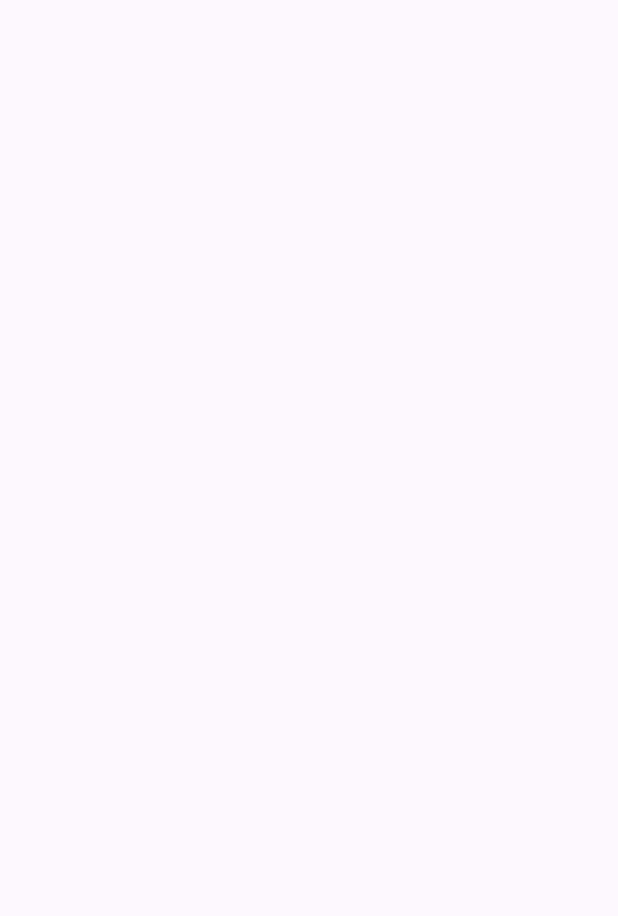
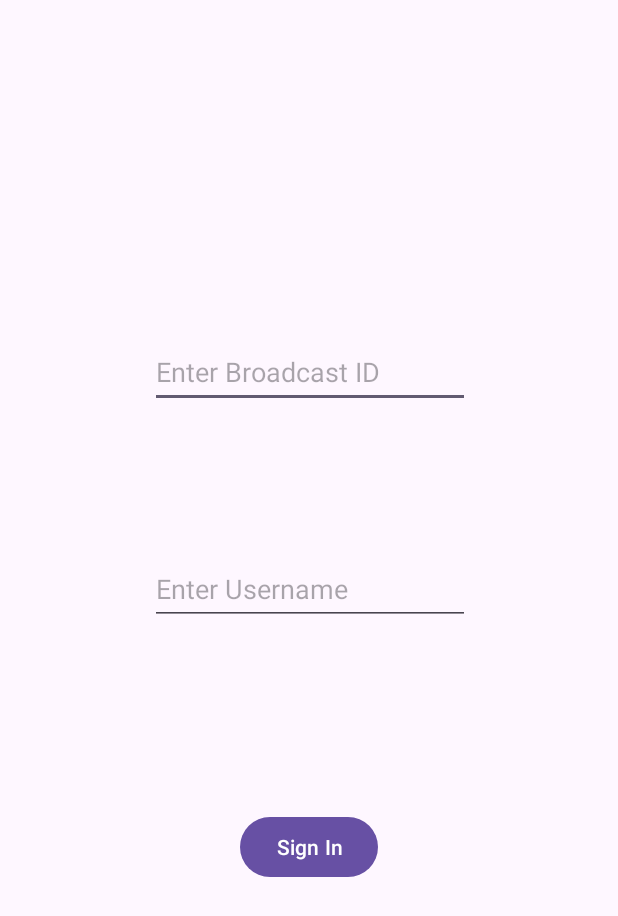
Before and after one commit to NaChIkEt-pen/ChatApp-Kotlin, an Android app: the screen it shows after launch (MainActivity), on a phone screen of 412 x 824 dp. Before the commit the part shown is empty. Shown: the top 916 px of the screen. Run offline under Robolectric (Android 15) with nearby library versions, the phone set to English and light mode, and no system bars.

Commit message:
Created Home Page Layout

```diff
--- a/app/build.gradle.kts
+++ b/app/build.gradle.kts
@@ -44,4 +44,6 @@ dependencies {
     testImplementation("junit:junit:4.13.2")
     androidTestImplementation("androidx.test.ext:junit:1.1.5")
     androidTestImplementation("androidx.test.espresso:espresso-core:3.5.1")
+    implementation("com.squareup.retrofit2:retrofit:2.9.0")
+    implementation("com.squareup.retrofit2:converter-gson:2.9.0")
 }
--- a/app/src/main/AndroidManifest.xml
+++ b/app/src/main/AndroidManifest.xml
@@ -1,7 +1,7 @@
 <?xml version="1.0" encoding="utf-8"?>
 <manifest xmlns:android="http://schemas.android.com/apk/res/android"
     xmlns:tools="http://schemas.android.com/tools">
-
+    <uses-permission android:name="android.permission.INTERNET"/>
     <application
         android:allowBackup="true"
         android:dataExtractionRules="@xml/data_extraction_rules"
--- a/app/src/main/res/layout/activity_main.xml
+++ b/app/src/main/res/layout/activity_main.xml
@@ -4,15 +4,57 @@
     xmlns:tools="http://schemas.android.com/tools"
     android:layout_width="match_parent"
     android:layout_height="match_parent"
-    tools:context=".MainActivity">
+    tools:context=".MainActivity"
+    tools:layout_editor_absoluteX="110dp">
 
-    <TextView
-        android:layout_width="33dp"
-        android:layout_height="13dp"
-        android:text=" Hello World!"
+    <EditText
+        android:id="@+id/BroadIdInp"
+        android:layout_width="wrap_content"
+        android:layout_height="wrap_content"
+        android:layout_marginLeft="@dimen/InputMargin"
+        android:layout_marginRight="@dimen/InputMargin"
+        android:autofillHints=""
+        android:ems="10"
+        android:hint="@string/InputIdText1"
+        android:inputType="number|numberDecimal"
+        android:minHeight="48dp"
+        android:textColor="@color/white"
+        app:layout_constraintBottom_toBottomOf="parent"
+        app:layout_constraintEnd_toEndOf="parent"
+        app:layout_constraintHorizontal_bias="0.497"
+        app:layout_constraintStart_toStartOf="parent"
+        app:layout_constraintTop_toTopOf="parent"
+        app:layout_constraintVertical_bias="0.289"
+        tools:ignore="TextContrastCheck" />
+
+    <EditText
+        android:id="@+id/UserNameInp"
+        android:layout_width="wrap_content"
+        android:layout_height="wrap_content"
+        android:layout_marginLeft="@dimen/InputMargin"
+        android:layout_marginRight="@dimen/InputMargin"
+        android:autofillHints=""
+        android:ems="10"
+        android:hint="@string/InputText2"
+        android:inputType="text"
+        android:minHeight="48dp"
+        android:textColor="@color/white"
+        app:layout_constraintBottom_toBottomOf="parent"
+        app:layout_constraintEnd_toEndOf="parent"
+        app:layout_constraintHorizontal_bias="0.497"
+        app:layout_constraintStart_toStartOf="parent"
+        app:layout_constraintTop_toTopOf="parent"
+        app:layout_constraintVertical_bias="0.475"
+        tools:ignore="TextContrastCheck" />
+
+    <Button
+        android:id="@+id/button"
+        android:layout_width="wrap_content"
+        android:layout_height="wrap_content"
+        android:text="@string/BtnString1"
         app:layout_constraintBottom_toBottomOf="parent"
         app:layout_constraintEnd_toEndOf="parent"
         app:layout_constraintStart_toStartOf="parent"
-        app:layout_constraintTop_toTopOf="parent" />
-
+        app:layout_constraintTop_toTopOf="parent"
+        app:layout_constraintVertical_bias="0.697" />
 </androidx.constraintlayout.widget.ConstraintLayout>
--- /dev/null
+++ b/app/src/main/res/values/Strings.xml
@@ -0,0 +1,2 @@
+<?xml version="1.0" encoding="utf-8"?>
+<resources></resources>
--- /dev/null
+++ b/app/src/main/res/values/dimens.xml
@@ -0,0 +1,4 @@
+<?xml version="1.0" encoding="utf-8"?>
+<resources>
+    <dimen name="InputMargin">110dp</dimen>
+</resources>
--- a/app/src/main/res/values/strings.xml
+++ b/app/src/main/res/values/strings.xml
@@ -1,3 +1,7 @@
 <resources>
     <string name="app_name">ChatApp</string>
+    <string name="InputIdText" />
+    <string name="InputIdText1">Enter Broadcast ID</string>
+    <string name="InputText2">Enter Username</string>
+    <string name="BtnString1">Sign In</string>
 </resources>
```
